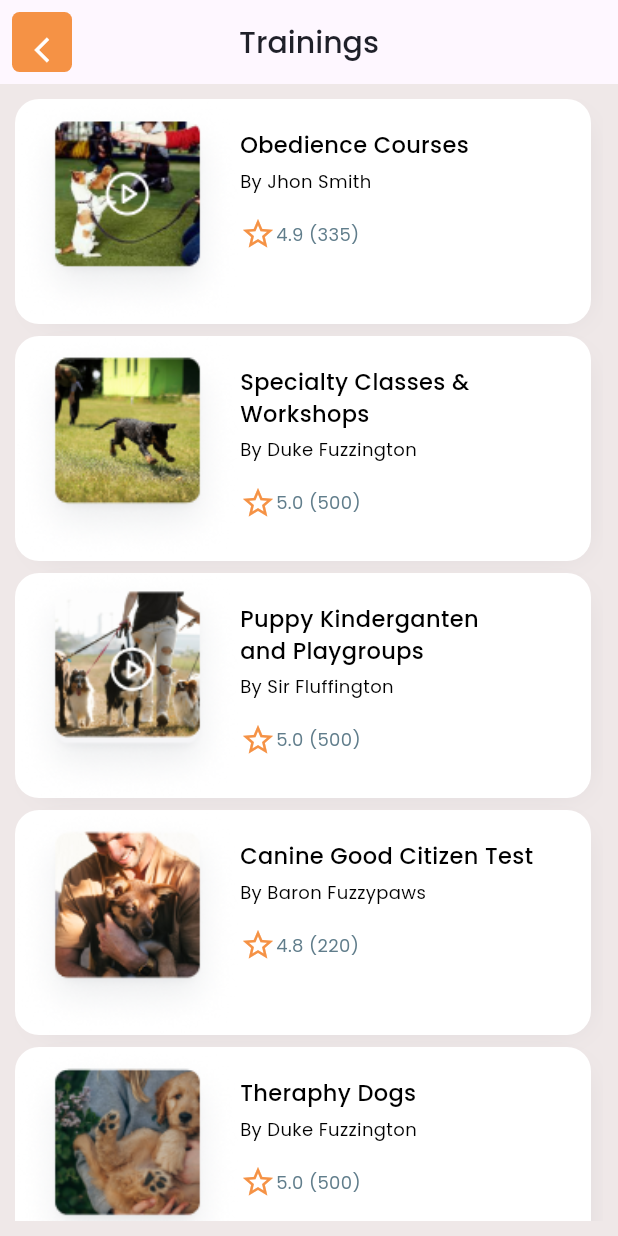
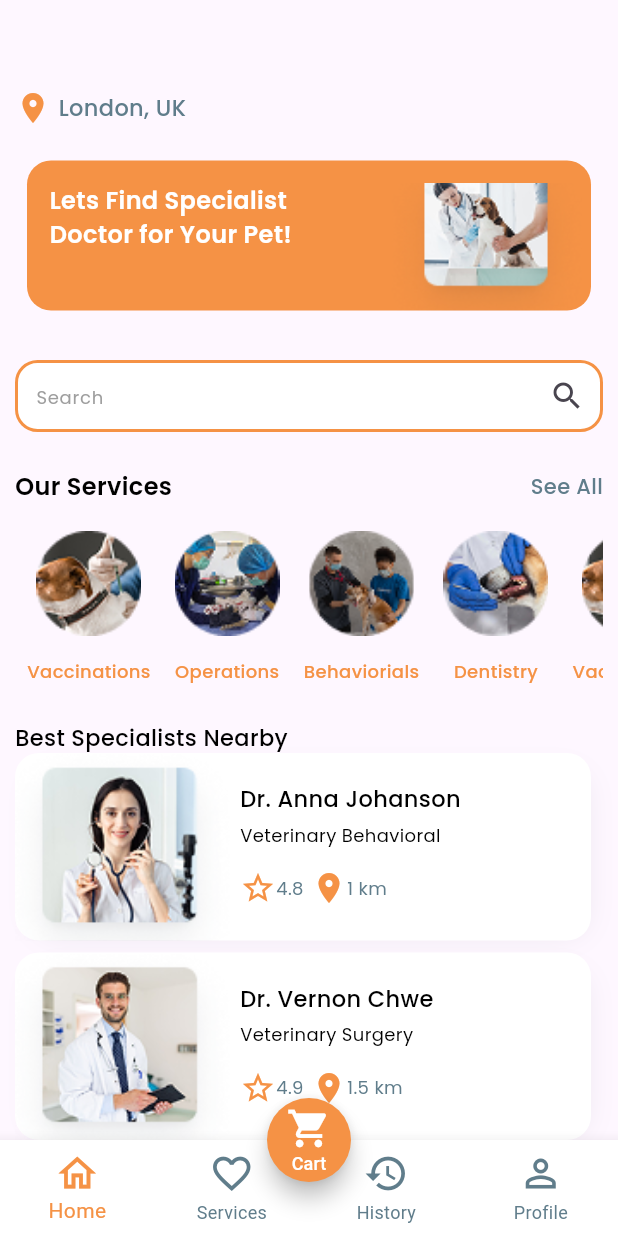
Before and after one commit to Rushi4511/FlutterApps, a Flutter app: the Screen5 screen opened directly, on a phone screen of 412 x 824 dp. Run offline on Flutter 3.47's test engine with Material 3 defaults, Android fonts, the light colour scheme and no system bars; our stand-ins replace dots_indicator, font_awesome_flutter, google_fonts.

Commit message:
PetCare App : Screen 5 of Services by Specialists

```diff
--- a/petcare_app_ui/lib/main.dart
+++ b/petcare_app_ui/lib/main.dart
@@ -3,7 +3,8 @@ import 'package:petcare_app_ui/screens/screen1.dart';
 import 'package:petcare_app_ui/screens/screen2.dart';
 import 'package:petcare_app_ui/screens/screen3.dart';
 import 'package:petcare_app_ui/screens/screen4.dart';
-import 'package:petcare_app_ui/screens/screen5%20.dart';
+import 'package:petcare_app_ui/screens/screen5.dart';
+import 'package:petcare_app_ui/screens/screen9.dart';
 
 void main() {
   runApp(const MainApp());
@@ -15,6 +16,6 @@ class MainApp extends StatelessWidget {
   @override
   Widget build(BuildContext context) {
     return const MaterialApp(
-        debugShowCheckedModeBanner: false, home: Screen1());
+        debugShowCheckedModeBanner: false, home: Screen3());
   }
 }
--- a/petcare_app_ui/lib/screens/screen3.dart
+++ b/petcare_app_ui/lib/screens/screen3.dart
@@ -1,7 +1,8 @@
 import 'package:flutter/material.dart';
 import 'package:google_fonts/google_fonts.dart';
 import 'package:petcare_app_ui/screens/screen4.dart';
-import 'package:petcare_app_ui/screens/screen5%20.dart';
+import 'package:petcare_app_ui/screens/screen5.dart';
+import 'package:petcare_app_ui/screens/screen9.dart';
 
 class Screen3 extends StatefulWidget {
   const Screen3({super.key});
@@ -217,7 +218,7 @@ class _Screen3State extends State<Screen3> {
                         if (category[index % 4]['name'] == "Training") {
                           Navigator.push(context,
                               MaterialPageRoute(builder: (context) {
-                            return Screen5();
+                            return Screen9();
                           }));
                         }
                       },
@@ -416,12 +417,24 @@ class _Screen3State extends State<Screen3> {
         iconSize: 30,
         items: [
           BottomNavigationBarItem(
-            icon: Icon(Icons.home_outlined),
+            icon: IconButton(
+                onPressed: () {},
+                icon: Icon(
+                  Icons.home_outlined,
+                )),
             label: "Home",
           ),
           BottomNavigationBarItem(
-            icon: Icon(Icons.favorite_outline),
-            label: "Search",
+            icon: IconButton(
+                onPressed: () {
+                  Navigator.push(context, MaterialPageRoute(builder: (context) {
+                    return Screen5();
+                  }));
+                },
+                icon: Icon(
+                  Icons.favorite_outline,
+                )),
+            label: "Services",
           ),
           BottomNavigationBarItem(
             icon: Icon(Icons.history),
--- /dev/null
+++ b/petcare_app_ui/lib/screens/screen5.dart
@@ -0,0 +1,337 @@
+import 'package:flutter/material.dart';
+import 'package:google_fonts/google_fonts.dart';
+
+class Screen5 extends StatefulWidget {
+  const Screen5({super.key});
+
+  @override
+  State<Screen5> createState() => _Screen5State();
+}
+
+class _Screen5State extends State<Screen5> {
+  TextEditingController searchController2 = TextEditingController();
+
+  List<Map<String, String>> ourServices = [
+    {"name": "Vaccinations", "image": "assets/images/vaccinations.png"},
+    {"name": "Operations", "image": "assets/images/operations.png"},
+    {"name": "Behaviorials", "image": "assets/images/behaviorials.png"},
+    {"name": "Dentistry", "image": "assets/images/dentistry.png"},
+  ];
+  List<Map<String, String>> specialists = [
+    {
+      "image": "assets/images/anna_Johnson.png",
+      "name": "Dr. Anna Johanson",
+      "specialist": "Veterinary Behavioral",
+      "rating": "4.8",
+      "distance": "1 km"
+    },
+    {
+      "image": "assets/images/vernon.png",
+      "name": "Dr. Vernon Chwe",
+      "specialist": "Veterinary Surgery",
+      "rating": "4.9",
+      "distance": "1.5 km"
+    },
+  ];
+
+  @override
+  Widget build(BuildContext context) {
+    return Scaffold(
+      body: SingleChildScrollView(
+        child: Padding(
+          padding: const EdgeInsets.all(10.0),
+          child: Column(
+            crossAxisAlignment: CrossAxisAlignment.start,
+            children: [
+              const SizedBox(height: 50),
+              Row(
+                children: [
+                  Icon(Icons.location_on,
+                      color: Color.fromRGBO(245, 146, 69, 1)),
+                  const SizedBox(width: 5),
+                  Text(
+                    "London, UK",
+                    style: GoogleFonts.poppins(
+                      fontSize: 15,
+                      fontWeight: FontWeight.w500,
+                      color: Colors.blueGrey,
+                    ),
+                  ),
+                ],
+              ),
+              const SizedBox(height: 15),
+              Padding(
+                padding: const EdgeInsets.all(8.0),
+                child: Container(
+                  height: 100,
+                  width: 415,
+                  decoration: BoxDecoration(
+                    borderRadius: BorderRadius.circular(16),
+                    color: Color.fromRGBO(245, 146, 69, 1),
+                  ),
+                  child: Padding(
+                    padding: const EdgeInsets.only(top: 15, left: 15),
+                    child: Row(
+                      crossAxisAlignment: CrossAxisAlignment.start,
+                      mainAxisAlignment: MainAxisAlignment.center,
+                      children: [
+                        Text(
+                          "Lets Find Specialist \nDoctor for Your Pet!",
+                          style: GoogleFonts.poppins(
+                            fontSize: 16,
+                            fontWeight: FontWeight.w600,
+                            color: Colors.white,
+                          ),
+                        ),
+                        const Spacer(),
+                        Image.asset(
+                          "assets/images/screen5_1.png",
+                          width: 140,
+                          height: 140,
+                          alignment: Alignment.center,
+                          fit: BoxFit.cover,
+                        ),
+                      ],
+                    ),
+                  ),
+                ),
+              ),
+              const SizedBox(height: 25),
+              TextField(
+                controller: searchController2,
+                decoration: InputDecoration(
+                  contentPadding:
+                      EdgeInsets.symmetric(vertical: 10.0, horizontal: 10.0),
+                  suffixIcon: Icon(Icons.search),
+                  filled: true,
+                  fillColor: Colors.white,
+                  enabledBorder: OutlineInputBorder(
+                    borderRadius: BorderRadius.circular(15),
+                    borderSide: const BorderSide(
+                      color: Color.fromRGBO(245, 146, 69, 1),
+                      width: 2,
+                    ),
+                  ),
+                  focusedBorder: OutlineInputBorder(
+                    borderRadius: BorderRadius.circular(15),
+                    borderSide: const BorderSide(
+                      color: Colors.blue,
+                      width: 2,
+                    ),
+                  ),
+                  hintText: "Search",
+                  hintStyle: GoogleFonts.poppins(
+                    fontSize: 12,
+                    fontWeight: FontWeight.w400,
+                    color: Colors.grey,
+                  ),
+                ),
+              ),
+              const SizedBox(height: 25),
+              Row(
+                children: [
+                  Text(
+                    "Our Services",
+                    style: GoogleFonts.poppins(
+                      fontSize: 16,
+                      fontWeight: FontWeight.w600,
+                      color: Colors.black,
+                    ),
+                  ),
+                  const Spacer(),
+                  Text(
+                    "See All",
+                    style: GoogleFonts.poppins(
+                      fontSize: 14,
+                      fontWeight: FontWeight.w500,
+                      color: Colors.blueGrey,
+                    ),
+                  ),
+                ],
+              ),
+              const SizedBox(height: 10),
+              SizedBox(
+                height: 135,
+                width: double.infinity,
+                child: ListView.builder(
+                  shrinkWrap: true,
+                  scrollDirection: Axis.horizontal,
+                  itemCount: 6,
+                  itemBuilder: (context, index) {
+                    return GestureDetector(
+                      onTap: () {}, // Add your navigation here
+                      child: Padding(
+                        padding: const EdgeInsets.all(8.0),
+                        child: Column(
+                          children: [
+                            Image.asset(
+                              ourServices[index % 4]["image"]!,
+                              width: 70,
+                              height: 70,
+                              fit: BoxFit.cover,
+                            ),
+                            const SizedBox(height: 15),
+                            Text(
+                              ourServices[index % 4]["name"]!,
+                              style: GoogleFonts.poppins(
+                                fontSize: 12,
+                                fontWeight: FontWeight.w500,
+                                color: Color.fromRGBO(245, 146, 69, 1),
+                              ),
+                            ),
+                          ],
+                        ),
+                      ),
+                    );
+                  },
+                ),
+              ),
+              Text(
+                "Best Specialists Nearby",
+                style: GoogleFonts.poppins(
+                  fontSize: 15,
+                  fontWeight: FontWeight.w500,
+                  color: Colors.black,
+                ),
+              ),
+              ListView.builder(
+                shrinkWrap: true,
+                itemCount: specialists.length,
+                itemBuilder: (context, index) {
+                  return Padding(
+                    padding: const EdgeInsets.only(right: 8.0, bottom: 8.0),
+                    child: Container(
+                      height: 125,
+                      width: 400,
+                      decoration: BoxDecoration(
+                        color: Color.fromRGBO(255, 255, 255, 1),
+                        borderRadius: BorderRadius.circular(16),
+                        boxShadow: [
+                          BoxShadow(
+                            color: Color.fromRGBO(22, 34, 51, 0.08),
+                            spreadRadius: -8,
+                            blurStyle: BlurStyle.outer,
+                            blurRadius: 16,
+                            offset: Offset(5, 5),
+                          ),
+                        ],
+                      ),
+                      child: Row(
+                        children: [
+                          Image.asset(
+                            specialists[index]["image"]!,
+                            width: 150,
+                            height: 150,
+                            fit: BoxFit.cover,
+                          ),
+                          Column(
+                            mainAxisAlignment: MainAxisAlignment.start,
+                            crossAxisAlignment: CrossAxisAlignment.start,
+                            children: [
+                              const SizedBox(height: 20),
+                              Text(
+                                specialists[index]["name"]!,
+                                style: GoogleFonts.poppins(
+                                  fontSize: 15,
+                                  fontWeight: FontWeight.w500,
+                                  color: Colors.black,
+                                ),
+                              ),
+                              const SizedBox(height: 5),
+                              Text(
+                                specialists[index]["specialist"]!,
+                                style: GoogleFonts.poppins(
+                                  fontSize: 12,
+                                  fontWeight: FontWeight.w400,
+                                  color: Colors.black,
+                                ),
+                              ),
+                              const SizedBox(height: 15),
+                              Row(
+                                children: [
+                                  Icon(Icons.star_border,
+                                      color: Color.fromRGBO(245, 146, 69, 1)),
+                                  Text(
+                                    specialists[index]["rating"]!,
+                                    style: GoogleFonts.poppins(
+                                      fontSize: 12,
+                                      fontWeight: FontWeight.w400,
+                                      color: Colors.blueGrey,
+                                    ),
+                                  ),
+                                  const SizedBox(width: 5),
+                                  Icon(Icons.location_on,
+                                      color: Color.fromRGBO(245, 146, 69, 1)),
+                                  Text(
+                                    specialists[index]["distance"]!,
+                                    style: GoogleFonts.poppins(
+                                      fontSize: 12,
+                                      fontWeight: FontWeight.w400,
+                                      color: Colors.blueGrey,
+                                    ),
+                                  ),
+                                ],
+                              )
+                            ],
+                          ),
+                        ],
+                      ),
+                    ),
+                  );
+                },
+              ),
+            ],
+          ),
+        ),
+      ),
+      floatingActionButtonLocation: FloatingActionButtonLocation.centerDocked,
+      floatingActionButton: FloatingActionButton(
+        shape: CircleBorder(eccentricity: BorderSide.strokeAlignCenter),
+        onPressed: () {},
+        backgroundColor: Color.fromRGBO(245, 146, 69, 1),
+        child: Column(
+          children: [
+            const SizedBox(
+              height: 5,
+            ),
+            Icon(
+              Icons.shopping_cart,
+              semanticLabel: "Cart",
+              color: Colors.white,
+              size: 30,
+            ),
+            const Text(
+              "Cart",
+              style: TextStyle(fontSize: 12, color: Colors.white),
+            )
+          ],
+        ),
+      ),
+      bottomNavigationBar: BottomNavigationBar(
+        type: BottomNavigationBarType.fixed,
+        backgroundColor: Colors.white,
+        selectedItemColor: Color.fromRGBO(245, 146, 69, 1),
+        unselectedItemColor: Colors.blueGrey,
+        iconSize: 30,
+        items: [
+          BottomNavigationBarItem(
+            icon: Icon(Icons.home_outlined),
+            label: "Home",
+          ),
+          BottomNavigationBarItem(
+            icon: Icon(Icons.favorite_outline),
+            label: "Services",
+          ),
+          BottomNavigationBarItem(
+            icon: Icon(Icons.history),
+            label: "History",
+          ),
+          BottomNavigationBarItem(
+            icon: Icon(Icons.person_outline_outlined),
+            label: "Profile",
+          ),
+        ],
+      ),
+    );
+  }
+}
--- a/petcare_app_ui/lib/screens/screen5 .dart
+++ b/petcare_app_ui/lib/screens/screen9.dart
@@ -1,14 +1,14 @@
 import 'package:flutter/material.dart';
 import 'package:google_fonts/google_fonts.dart';
 
-class Screen5 extends StatefulWidget {
-  const Screen5({super.key});
+class Screen9 extends StatefulWidget {
+  const Screen9({super.key});
 
   @override
-  State<Screen5> createState() => _Screen5State();
+  State<Screen9> createState() => _Screen9State();
 }
 
-class _Screen5State extends State<Screen5> {
+class _Screen9State extends State<Screen9> {
   List<Map<String, String>> training = [
     {
       "image": "assets/images/training1.png",
```
Also changed, not shown: petcare_app_ui/assets/images/anna_Johnson.png (added), petcare_app_ui/assets/images/behaviorials.png (added), petcare_app_ui/assets/images/dentistry.png (added), petcare_app_ui/assets/images/operations.png (added), petcare_app_ui/assets/images/screen5_1.png (added), petcare_app_ui/assets/images/vaccinations.png (added), petcare_app_ui/assets/images/vernon.png (added).
